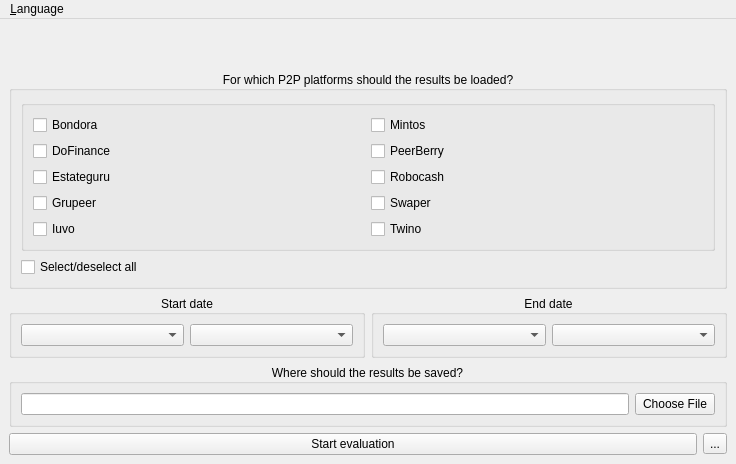
First picture: the form in easyp2p/ui/main_window.ui, repository Ceystyle/easyp2p, before the edit.
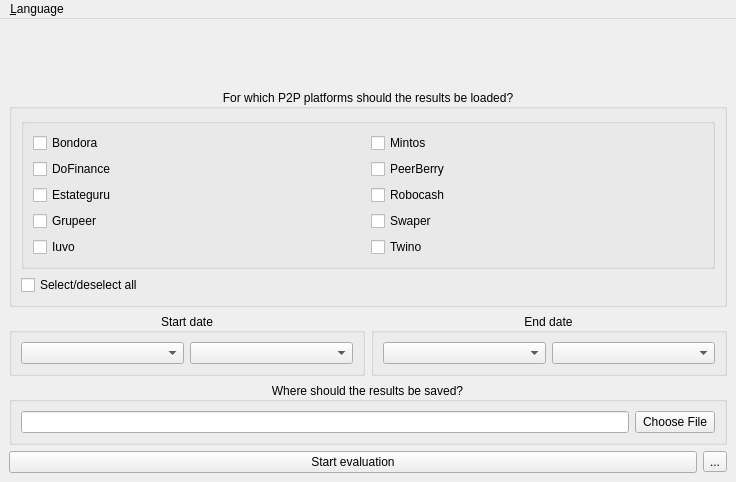
Second picture: the form after the edit.

What changed in the file:
```diff
--- a/easyp2p/ui/main_window.ui
+++ b/easyp2p/ui/main_window.ui
@@ -7,7 +7,7 @@
     <x>0</x>
     <y>0</y>
     <width>736</width>
-    <height>464</height>
+    <height>482</height>
    </rect>
   </property>
   <property name="contextMenuPolicy">
```
Left out of the diff: 12 changed lines with no effect on the pictures.
